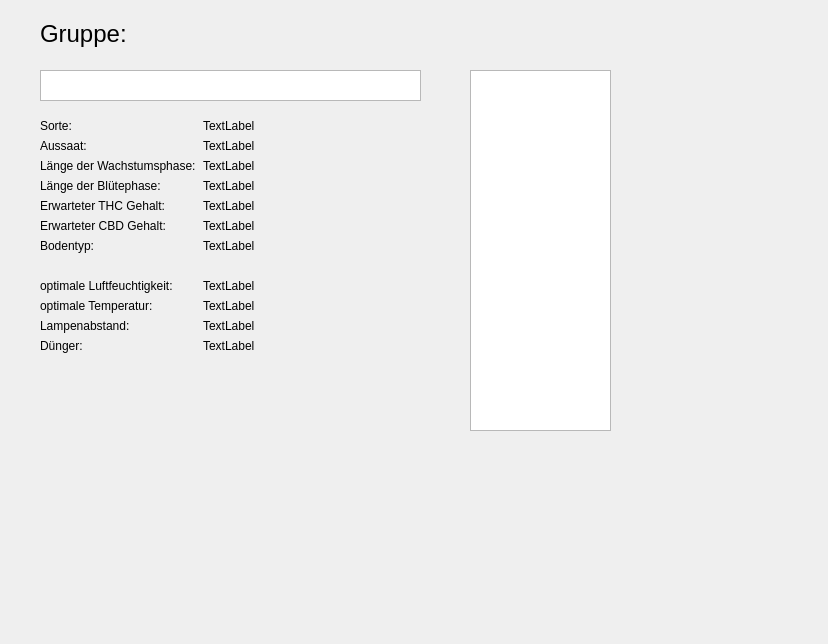
Above: app/group_window.ui from 0ssiwald/GreenhouseControl before the change. Below: the same form after it.
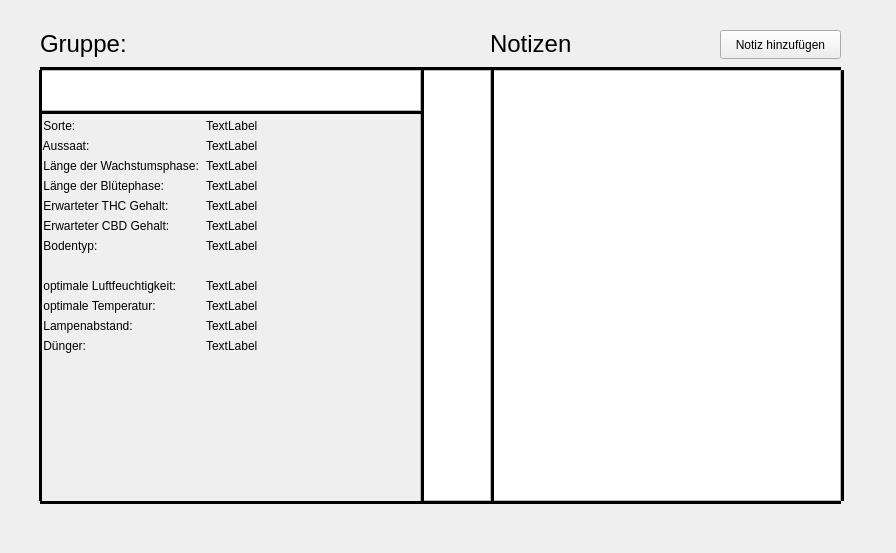
That is the form after the change.

Diff of the .ui file:
```diff
--- a/app/group_window.ui
+++ b/app/group_window.ui
@@ -6,8 +6,8 @@
    <rect>
     <x>0</x>
     <y>0</y>
-    <width>828</width>
-    <height>644</height>
+    <width>896</width>
+    <height>553</height>
    </rect>
   </property>
   <property name="sizePolicy">
@@ -25,7 +25,7 @@
      <x>40</x>
      <y>119</y>
      <width>381</width>
-     <height>373</height>
+     <height>383</height>
     </rect>
    </property>
    <layout class="QGridLayout" name="gridLayout" columnstretch="0,0">
@@ -35,92 +35,6 @@
     <property name="horizontalSpacing">
      <number>7</number>
     </property>
-    <item row="1" column="0">
-     <widget class="QLabel" name="label_2">
-      <property name="text">
-       <string>Sorte:</string>
-      </property>
-     </widget>
-    </item>
-    <item row="12" column="0">
-     <widget class="QLabel" name="label_10">
-      <property name="text">
-       <string>Lampenabstand:</string>
-      </property>
-     </widget>
-    </item>
-    <item row="14" column="0">
-     <spacer name="horizontalSpacer_2">
-      <property name="orientation">
-       <enum>Qt::Horizontal</enum>
-      </property>
-      <property name="sizeType">
-       <enum>QSizePolicy::Fixed</enum>
-      </property>
-      <property name="sizeHint" stdset="0">
-       <size>
-        <width>20</width>
-        <height>20</height>
-       </size>
-      </property>
-     </spacer>
-    </item>
-    <item row="8" column="1">
-     <widget class="QLabel" name="soilLabel">
-      <property name="text">
-       <string>TextLabel</string>
-      </property>
-     </widget>
-    </item>
-    <item row="11" column="0">
-     <widget class="QLabel" name="label_9">
-      <property name="text">
-       <string>optimale Temperatur:</string>
-      </property>
-     </widget>
-    </item>
-    <item row="2" column="0">
-     <widget class="QLabel" name="label_3">
-      <property name="text">
-       <string>Aussaat:</string>
-      </property>
-     </widget>
-    </item>
-    <item row="6" column="0">
-     <widget class="QLabel" name="label_6">
-      <property name="text">
-       <string>Erwarteter THC Gehalt:</string>
-      </property>
-     </widget>
-    </item>
-    <item row="6" column="1">
-     <widget class="QLabel" name="thcLabel">
-      <property name="text">
-       <string>TextLabel</string>
-      </property>
-     </widget>
-    </item>
-    <item row="10" column="0">
-     <widget class="QLabel" name="label">
-      <property name="text">
-       <string>optimale Luftfeuchtigkeit:</string>
-      </property>
-     </widget>
-    </item>
-    <item row="7" column="0">
-     <widget class="QLabel" name="label_7">
-      <property name="text">
-       <string>Erwarteter CBD Gehalt:</string>
-      </property>
-     </widget>
-    </item>
-    <item row="11" column="1">
-     <widget class="QLabel" name="temperatureLabel">
-      <property name="text">
-       <string>TextLabel</string>
-      </property>
-     </widget>
-    </item>
     <item row="12" column="1">
      <widget class="QLabel" name="lampLabel">
       <property name="text">
@@ -128,11 +42,14 @@
       </property>
      </widget>
     </item>
-    <item row="7" column="1">
-     <widget class="QLabel" name="cbdLabel">
+    <item row="13" column="1" rowspan="3">
+     <widget class="QLabel" name="fertilizerLabel">
       <property name="text">
        <string>TextLabel</string>
       </property>
+      <property name="alignment">
+       <set>Qt::AlignLeading|Qt::AlignLeft|Qt::AlignTop</set>
+      </property>
      </widget>
     </item>
     <item row="10" column="1">
@@ -142,27 +59,98 @@
       </property>
      </widget>
     </item>
-    <item row="4" column="1">
-     <widget class="QLabel" name="growLabel">
+    <item row="7" column="1">
+     <widget class="QLabel" name="cbdLabel">
       <property name="text">
        <string>TextLabel</string>
       </property>
      </widget>
     </item>
-    <item row="2" column="1">
-     <widget class="QLabel" name="ageLabel">
+    <item row="11" column="1">
+     <widget class="QLabel" name="temperatureLabel">
       <property name="text">
        <string>TextLabel</string>
       </property>
      </widget>
     </item>
+    <item row="8" column="0">
+     <widget class="QLabel" name="label_8">
+      <property name="text">
+       <string> Bodentyp:</string>
+      </property>
+     </widget>
+    </item>
+    <item row="6" column="0">
+     <widget class="QLabel" name="label_6">
+      <property name="text">
+       <string> Erwarteter THC Gehalt:</string>
+      </property>
+     </widget>
+    </item>
+    <item row="7" column="0">
+     <widget class="QLabel" name="label_7">
+      <property name="text">
+       <string> Erwarteter CBD Gehalt:</string>
+      </property>
+     </widget>
+    </item>
+    <item row="2" column="0">
+     <widget class="QLabel" name="label_3">
+      <property name="text">
+       <string> Aussaat:</string>
+      </property>
+     </widget>
+    </item>
+    <item row="4" column="0">
+     <widget class="QLabel" name="label_4">
+      <property name="text">
+       <string> Länge der Wachstumsphase:</string>
+      </property>
+     </widget>
+    </item>
+    <item row="5" column="0">
+     <widget class="QLabel" name="label_5">
+      <property name="text">
+       <string> Länge der Blütephase:</string>
+      </property>
+     </widget>
+    </item>
+    <item row="14" column="0">
+     <spacer name="horizontalSpacer_2">
+      <property name="orientation">
+       <enum>Qt::Horizontal</enum>
+      </property>
+      <property name="sizeType">
+       <enum>QSizePolicy::Fixed</enum>
+      </property>
+      <property name="sizeHint" stdset="0">
+       <size>
+        <width>20</width>
+        <height>20</height>
+       </size>
+      </property>
+     </spacer>
+    </item>
     <item row="13" column="0">
      <widget class="QLabel" name="label_11">
       <property name="text">
-       <string>Dünger:</string>
+       <string> Dünger:</string>
       </property>
      </widget>
     </item>
+    <item row="9" column="0" colspan="2">
+     <spacer name="horizontalSpacer">
+      <property name="orientation">
+       <enum>Qt::Horizontal</enum>
+      </property>
+      <property name="sizeHint" stdset="0">
+       <size>
+        <width>40</width>
+        <height>20</height>
+       </size>
+      </property>
+     </spacer>
+    </item>
     <item row="1" column="1">
      <widget class="QLabel" name="strainLabel">
       <property name="text">
@@ -177,37 +165,10 @@
       </property>
      </widget>
     </item>
-    <item row="5" column="0">
-     <widget class="QLabel" name="label_5">
+    <item row="12" column="0">
+     <widget class="QLabel" name="label_10">
       <property name="text">
-       <string>Länge der Blütephase:</string>
-      </property>
-     </widget>
-    </item>
-    <item row="8" column="0">
-     <widget class="QLabel" name="label_8">
-      <property name="text">
-       <string>Bodentyp:</string>
-      </property>
-     </widget>
-    </item>
-    <item row="9" column="0" colspan="2">
-     <spacer name="horizontalSpacer">
-      <property name="orientation">
-       <enum>Qt::Horizontal</enum>
-      </property>
-      <property name="sizeHint" stdset="0">
-       <size>
-        <width>40</width>
-        <height>20</height>
-       </size>
-      </property>
-     </spacer>
-    </item>
-    <item row="4" column="0">
-     <widget class="QLabel" name="label_4">
-      <property name="text">
-       <string>Länge der Wachstumsphase:</string>
+       <string> Lampenabstand:</string>
       </property>
      </widget>
     </item>
@@ -227,13 +188,52 @@
       </property>
      </spacer>
     </item>
-    <item row="13" column="1" rowspan="3">
-     <widget class="QLabel" name="fertilizerLabel">
+    <item row="2" column="1">
+     <widget class="QLabel" name="ageLabel">
       <property name="text">
        <string>TextLabel</string>
       </property>
-      <property name="alignment">
-       <set>Qt::AlignLeading|Qt::AlignLeft|Qt::AlignTop</set>
+     </widget>
+    </item>
+    <item row="4" column="1">
+     <widget class="QLabel" name="growLabel">
+      <property name="text">
+       <string>TextLabel</string>
+      </property>
+     </widget>
+    </item>
+    <item row="1" column="0">
+     <widget class="QLabel" name="label_2">
+      <property name="text">
+       <string> Sorte:</string>
+      </property>
+     </widget>
+    </item>
+    <item row="11" column="0">
+     <widget class="QLabel" name="label_9">
+      <property name="text">
+       <string> optimale Temperatur:</string>
+      </property>
+     </widget>
+    </item>
+    <item row="10" column="0">
+     <widget class="QLabel" name="label">
+      <property name="text">
+       <string> optimale Luftfeuchtigkeit:</string>
+      </property>
+     </widget>
+    </item>
+    <item row="8" column="1">
+     <widget class="QLabel" name="soilLabel">
+      <property name="text">
+       <string>TextLabel</string>
+      </property>
+     </widget>
+    </item>
+    <item row="6" column="1">
+     <widget class="QLabel" name="thcLabel">
+      <property name="text">
+       <string>TextLabel</string>
       </property>
      </widget>
     </item>
@@ -243,7 +243,7 @@
    <property name="geometry">
     <rect>
      <x>40</x>
-     <y>10</y>
+     <y>20</y>
      <width>186</width>
      <height>47</height>
     </rect>
@@ -266,7 +266,7 @@
      <x>40</x>
      <y>70</y>
      <width>381</width>
-     <height>31</height>
+     <height>41</height>
     </rect>
    </property>
    <property name="sizePolicy">
@@ -282,13 +282,269 @@
   <widget class="QListWidget" name="weekListWidget">
    <property name="geometry">
     <rect>
-     <x>470</x>
+     <x>420</x>
      <y>70</y>
-     <width>141</width>
-     <height>361</height>
+     <width>71</width>
+     <height>431</height>
     </rect>
    </property>
   </widget>
+  <widget class="QListWidget" name="notesListWidget">
+   <property name="geometry">
+    <rect>
+     <x>490</x>
+     <y>70</y>
+     <width>351</width>
+     <height>431</height>
+    </rect>
+   </property>
+  </widget>
+  <widget class="Line" name="line">
+   <property name="geometry">
+    <rect>
+     <x>40</x>
+     <y>110</y>
+     <width>381</width>
+     <height>4</height>
+    </rect>
+   </property>
+   <property name="sizePolicy">
+    <sizepolicy hsizetype="Minimum" vsizetype="Fixed">
+     <horstretch>0</horstretch>
+     <verstretch>0</verstretch>
+    </sizepolicy>
+   </property>
+   <property name="font">
+    <font>
+     <kerning>true</kerning>
+     <fontweight>Thin</fontweight>
+    </font>
+   </property>
+   <property name="frameShadow">
+    <enum>QFrame::Plain</enum>
+   </property>
+   <property name="lineWidth">
+    <number>3</number>
+   </property>
+   <property name="orientation">
+    <enum>Qt::Horizontal</enum>
+   </property>
+  </widget>
+  <widget class="Line" name="line_2">
+   <property name="geometry">
+    <rect>
+     <x>40</x>
+     <y>500</y>
+     <width>801</width>
+     <height>4</height>
+    </rect>
+   </property>
+   <property name="sizePolicy">
+    <sizepolicy hsizetype="Ignored" vsizetype="Ignored">
+     <horstretch>0</horstretch>
+     <verstretch>0</verstretch>
+    </sizepolicy>
+   </property>
+   <property name="frameShadow">
+    <enum>QFrame::Plain</enum>
+   </property>
+   <property name="lineWidth">
+    <number>3</number>
+   </property>
+   <property name="orientation">
+    <enum>Qt::Horizontal</enum>
+   </property>
+  </widget>
+  <widget class="Line" name="line_3">
+   <property name="geometry">
+    <rect>
+     <x>490</x>
+     <y>70</y>
+     <width>4</width>
+     <height>431</height>
+    </rect>
+   </property>
+   <property name="font">
+    <font>
+     <kerning>false</kerning>
+    </font>
+   </property>
+   <property name="frameShadow">
+    <enum>QFrame::Plain</enum>
+   </property>
+   <property name="lineWidth">
+    <number>3</number>
+   </property>
+   <property name="orientation">
+    <enum>Qt::Vertical</enum>
+   </property>
+  </widget>
+  <widget class="Line" name="line_4">
+   <property name="geometry">
+    <rect>
+     <x>840</x>
+     <y>70</y>
+     <width>4</width>
+     <height>431</height>
+    </rect>
+   </property>
+   <property name="frameShadow">
+    <enum>QFrame::Plain</enum>
+   </property>
+   <property name="lineWidth">
+    <number>3</number>
+   </property>
+   <property name="orientation">
+    <enum>Qt::Vertical</enum>
+   </property>
+  </widget>
+  <widget class="Line" name="line_5">
+   <property name="geometry">
+    <rect>
+     <x>420</x>
+     <y>70</y>
+     <width>4</width>
+     <height>431</height>
+    </rect>
+   </property>
+   <property name="font">
+    <font>
+     <kerning>false</kerning>
+    </font>
+   </property>
+   <property name="frameShadow">
+    <enum>QFrame::Plain</enum>
+   </property>
+   <property name="lineWidth">
+    <number>3</number>
+   </property>
+   <property name="orientation">
+    <enum>Qt::Vertical</enum>
+   </property>
+  </widget>
+  <widget class="Line" name="line_6">
+   <property name="geometry">
+    <rect>
+     <x>30</x>
+     <y>70</y>
+     <width>20</width>
+     <height>431</height>
+    </rect>
+   </property>
+   <property name="frameShadow">
+    <enum>QFrame::Plain</enum>
+   </property>
+   <property name="lineWidth">
+    <number>3</number>
+   </property>
+   <property name="orientation">
+    <enum>Qt::Vertical</enum>
+   </property>
+  </widget>
+  <widget class="Line" name="line_7">
+   <property name="geometry">
+    <rect>
+     <x>40</x>
+     <y>60</y>
+     <width>801</width>
+     <height>16</height>
+    </rect>
+   </property>
+   <property name="sizePolicy">
+    <sizepolicy hsizetype="Minimum" vsizetype="Fixed">
+     <horstretch>0</horstretch>
+     <verstretch>0</verstretch>
+    </sizepolicy>
+   </property>
+   <property name="font">
+    <font>
+     <kerning>false</kerning>
+     <fontweight>Thin</fontweight>
+    </font>
+   </property>
+   <property name="frameShadow">
+    <enum>QFrame::Plain</enum>
+   </property>
+   <property name="lineWidth">
+    <number>3</number>
+   </property>
+   <property name="orientation">
+    <enum>Qt::Horizontal</enum>
+   </property>
+  </widget>
+  <widget class="QLabel" name="notesLabel">
+   <property name="geometry">
+    <rect>
+     <x>490</x>
+     <y>20</y>
+     <width>186</width>
+     <height>47</height>
+    </rect>
+   </property>
+   <property name="font">
+    <font>
+     <pointsize>18</pointsize>
+    </font>
+   </property>
+   <property name="text">
+    <string>Notizen</string>
+   </property>
+  </widget>
+  <widget class="QPushButton" name="addNoteButton">
+   <property name="geometry">
+    <rect>
+     <x>720</x>
+     <y>30</y>
+     <width>121</width>
+     <height>29</height>
+    </rect>
+   </property>
+   <property name="font">
+    <font>
+     <hintingpreference>PreferNoHinting</hintingpreference>
+    </font>
+   </property>
+   <property name="text">
+    <string>Notiz hinzufügen</string>
+   </property>
+   <property name="autoDefault">
+    <bool>false</bool>
+   </property>
+   <property name="default">
+    <bool>false</bool>
+   </property>
+   <property name="flat">
+    <bool>false</bool>
+   </property>
+  </widget>
+  <widget class="QTextEdit" name="noteEdit">
+   <property name="enabled">
+    <bool>true</bool>
+   </property>
+   <property name="geometry">
+    <rect>
+     <x>490</x>
+     <y>70</y>
+     <width>351</width>
+     <height>431</height>
+    </rect>
+   </property>
+  </widget>
+  <zorder>noteEdit</zorder>
+  <zorder>verticalLayoutWidget</zorder>
+  <zorder>groupLabel</zorder>
+  <zorder>plantListWidget</zorder>
+  <zorder>weekListWidget</zorder>
+  <zorder>notesListWidget</zorder>
+  <zorder>line</zorder>
+  <zorder>line_3</zorder>
+  <zorder>line_5</zorder>
+  <zorder>line_6</zorder>
+  <zorder>line_7</zorder>
+  <zorder>notesLabel</zorder>
+  <zorder>addNoteButton</zorder>
+  <zorder>line_4</zorder>
+  <zorder>line_2</zorder>
  </widget>
  <resources/>
  <connections/>
```
